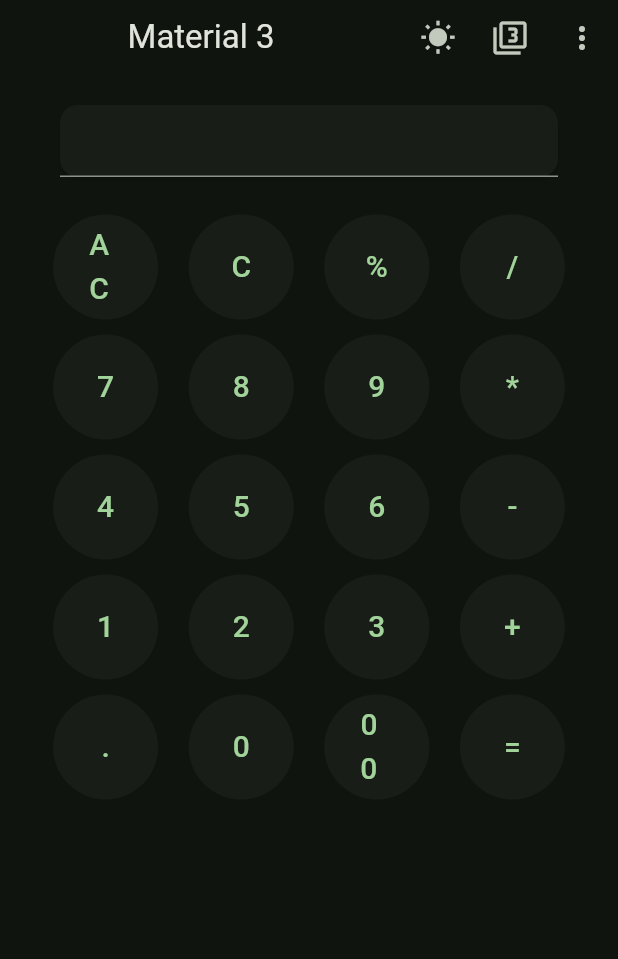
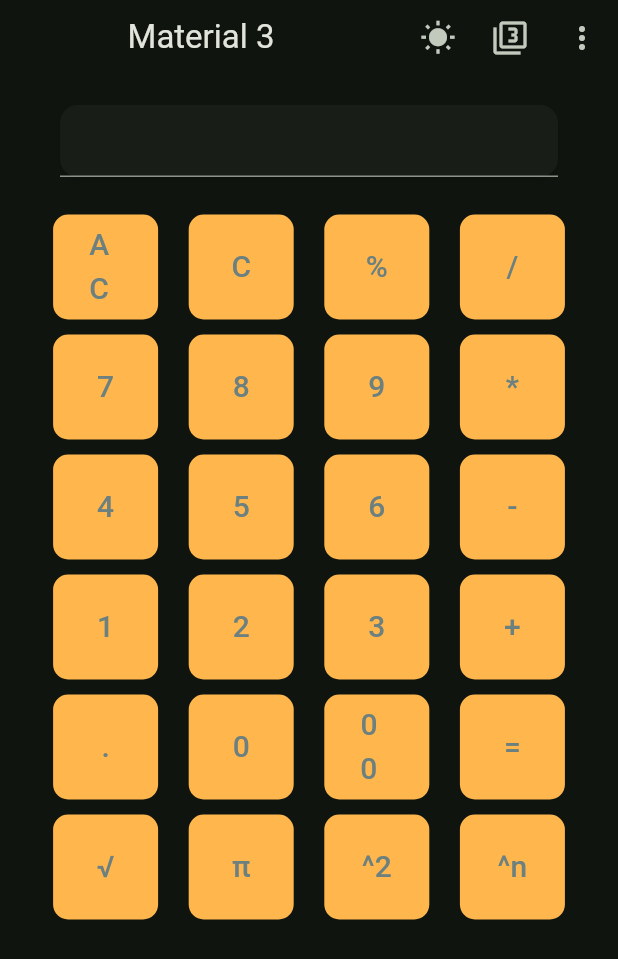
Before and after one commit to Jaqueline21623/Calculadora, a Flutter app: the screen it shows after launch, after a tap on the "wb sunny" icon, after a tap on the "filter 2" icon, on a phone screen of 412 x 824 dp. Shown: the top 959 px of the screen. Run offline on Flutter 3.47's test engine with Material 3 defaults, Android fonts, the phone set to English and light mode, and no system bars.

```diff
--- a/lib/comp/CalcButton.dart
+++ b/lib/comp/CalcButton.dart
@@ -1,38 +1,49 @@
 import 'package:flutter/material.dart';
+
 class CalcButton extends StatelessWidget {
   final String? text;
   final int fillColor;
   final int textColor;
   final double textSize;
   final Function? callback;
+
   const CalcButton({
     Key? key,
     this.text,
-    this.fillColor = 0xFFFFB74D,
-    this.textColor = 0xFF6C807F,
-    this.textSize = 20,
+    this.fillColor = 0xFFFFB74D,  // Color por defecto para el botón
+    this.textColor = 0xFF6C807F,  // Color por defecto del texto
+    this.textSize = 20,           // Tamaño de texto por defecto
     this.callback,
   }) : super(key: key);
+
   @override
   Widget build(BuildContext context) {
     return Container(
-        margin: EdgeInsets.all(5),
+      margin: const EdgeInsets.all(5),
       child: SizedBox(
-          width: 70,
-          height: 70,
+        width: 70,  // Ancho del botón
+        height: 70, // Alto del botón
         child: ElevatedButton(
           style: ElevatedButton.styleFrom(
+            backgroundColor: Color(fillColor), // Cambiar primary a backgroundColor
+            shape: RoundedRectangleBorder( // Bordes redondeados
+              borderRadius: BorderRadius.circular(10),
+            ),
           ).copyWith(elevation: ButtonStyleButton.allOrNull(0.0)),
           onPressed: () {
-              callback!(text);
+            if (callback != null) {
+              callback!(text);  // Llamada a la función asociada al botón
+            }
           },
           child: Text(
-              text!,
-              style: TextStyle(fontSize: 20),
+            text ?? '',  // Texto del botón
+            style: TextStyle(
+              fontSize: textSize,   // Tamaño de la fuente
+              color: Color(textColor), // Color del texto
+            ),
           ),
         ),
       ),
     );
   }
-
 }
--- a/lib/comp/CustomAppBar.dart
+++ b/lib/comp/CustomAppBar.dart
@@ -1,57 +1,79 @@
 import 'package:calc_upeu/theme/AppTheme.dart';
 import 'package:flutter/material.dart';
-class CustomAppBar extends StatefulWidget implements
-    PreferredSizeWidget {
-  CustomAppBar({ super.key,
-    required this.accionx
-  }) : preferredSize = Size.fromHeight(50.0);
-  Function accionx;
+
+class CustomAppBar extends StatefulWidget implements PreferredSizeWidget {
+  CustomAppBar({super.key, required this.accionx})
+      : preferredSize = const Size.fromHeight(50.0);
+
+  final Function accionx;
+
   @override
   final Size preferredSize;
+
   @override
   _CustomAppBarState createState() => _CustomAppBarState(accionx);
 }
-class _CustomAppBarState extends State<CustomAppBar>{
-  _CustomAppBarState( this.accionx );
-  Function accionx;
+
+class _CustomAppBarState extends State<CustomAppBar> {
+  _CustomAppBarState(this.accionx);
+
+  final Function accionx;
+  int coloS = 0; // Variable para almacenar el color seleccionado
+
   @override
   Widget build(BuildContext context) {
-    int coloS=0;
     return AppBar(
-      title: Center(child: AppTheme.useMaterial3 ? const Text("Material 3") : const Text("Material 2")),
+      title: Center(
+        child: AppTheme.useMaterial3
+            ? const Text("Material 3")
+            : const Text("Material 2"),
+      ),
       actions: [
+        // Botón para cambiar entre modo claro y oscuro
         IconButton(
-          icon: AppTheme.useLightMode? const Icon(Icons.wb_sunny_outlined): const Icon(Icons.wb_sunny),
-          onPressed: (){
+          icon: AppTheme.useLightMode
+              ? const Icon(Icons.wb_sunny_outlined)
+              : const Icon(Icons.wb_sunny),
+          onPressed: () {
             setState(() {
-              AppTheme.useLightMode = !AppTheme.useLightMode;
+              AppTheme.useLightMode = !AppTheme.useLightMode; // Toggle de modo
               AppTheme.themeData = ThemeData(
                 colorSchemeSeed: AppTheme.colorOptions[AppTheme.colorSelected],
                 useMaterial3: AppTheme.useMaterial3,
-                  brightness: AppTheme.useLightMode ? Brightness.light : Brightness.dark);
-              accionx();
+                brightness:
+                AppTheme.useLightMode ? Brightness.light : Brightness.dark,
+              );
+              accionx(); // Llama a la función pasada como callback
             });
           },
           tooltip: "Toggle brightness",
         ),
+        // Botón para cambiar entre Material 2 y Material 3
         IconButton(
-          icon: AppTheme.useMaterial3? const Icon(Icons.filter_3): const Icon(Icons.filter_2),
-          onPressed: (){
+          icon: AppTheme.useMaterial3
+              ? const Icon(Icons.filter_3)
+              : const Icon(Icons.filter_2),
+          onPressed: () {
             setState(() {
-              AppTheme.useMaterial3 = !AppTheme.useMaterial3;
+              AppTheme.useMaterial3 = !AppTheme.useMaterial3; // Cambia entre Material 2 y 3
               AppTheme.themeData = ThemeData(
                 colorSchemeSeed: AppTheme.colorOptions[AppTheme.colorSelected],
                 useMaterial3: AppTheme.useMaterial3,
-                  brightness: AppTheme.useLightMode ? Brightness.light : Brightness.dark);
+                brightness:
+                AppTheme.useLightMode ? Brightness.light : Brightness.dark,
+              );
+              accionx();
             });
-            accionx();
           },
-          tooltip: "Switch to Material ${AppTheme.useMaterial3 ? 2 : 3}",
+          tooltip:
+          "Switch to Material ${AppTheme.useMaterial3 ? 2 : 3}", // Tooltip dinámico
         ),
+        // Menú desplegable para seleccionar el color del tema
         PopupMenuButton(
           icon: const Icon(Icons.more_vert),
-          shape:
-          RoundedRectangleBorder(borderRadius: BorderRadius.circular(10)),
+          shape: RoundedRectangleBorder(
+            borderRadius: BorderRadius.circular(10),
+          ),
           itemBuilder: (context) {
             return List.generate(AppTheme.colorOptions.length, (index) {
               return PopupMenuItem(
@@ -61,30 +83,35 @@ class _CustomAppBarState extends State<CustomAppBar>{
                     Padding(
                       padding: const EdgeInsets.only(left: 10),
                       child: Icon(
-                        index == AppTheme.colorSelected? Icons.color_lens: Icons.color_lens_outlined,
+                        index == AppTheme.colorSelected
+                            ? Icons.color_lens
+                            : Icons.color_lens_outlined,
                         color: AppTheme.colorOptions[index],
                       ),
                     ),
                     Padding(
                       padding: const EdgeInsets.only(left: 20),
-                        child: Text(AppTheme.colorText[index]))
+                      child: Text(AppTheme.colorText[index]),
+                    ),
                   ],
                 ),
-                onTap: (){
-                  coloS=index;
-                  AppTheme.colorSelected=coloS;
+                onTap: () {
+                  coloS = index; // Almacena el color seleccionado
+                  AppTheme.colorSelected = coloS;
                 },
               );
             });
           },
-          onSelected: (valor){
+          onSelected: (valor) {
             setState(() {
               AppTheme.themeData = ThemeData(
                 colorSchemeSeed: AppTheme.colorOptions[coloS],
                 useMaterial3: AppTheme.useMaterial3,
-                  brightness: AppTheme.useLightMode ? Brightness.light : Brightness.dark);
+                brightness:
+                AppTheme.useLightMode ? Brightness.light : Brightness.dark,
+              );
+              accionx();
             });
-            accionx();
           },
         ),
       ],
--- a/lib/main.dart
+++ b/lib/main.dart
@@ -1,31 +1,35 @@
-
 import 'package:calc_upeu/comp/CalcButton.dart';
 import 'package:calc_upeu/comp/CustomAppBar.dart';
 import 'package:calc_upeu/theme/AppTheme.dart';
 import 'package:flutter/material.dart';
+import 'dart:math'; // Para usar sqrt y pi
 
 void main() {
   runApp(const CalcApp());
 }
 
 class CalcApp extends StatefulWidget {
-  const CalcApp({super.key}) ;
+  const CalcApp({super.key});
   @override
   CalcAppState createState() => CalcAppState();
 }
+
 class CalcAppState extends State<CalcApp> {
   String valorAnt = '';
   String operador = '';
   TextEditingController _controller = new TextEditingController();
+
   void numClick(String text) {
     setState(() => _controller.text += text);
     print(_controller);
   }
+
   void clear(String text) {
     setState(() {
       _controller.text = '';
     });
   }
+
   void opeClick(String text) {
     setState(() {
       valorAnt = _controller.text;
@@ -33,11 +37,13 @@ class CalcAppState extends State<CalcApp> {
       _controller.text = '';
     });
   }
-  void accion(){
+
+  void accion() {
     setState(() {
       print("");
     });
   }
+
   void resultOperacion(String text) {
     setState(() {
       switch (operador) {
@@ -64,16 +70,62 @@ class CalcAppState extends State<CalcApp> {
       }
     });
   }
+
+  void sqrtClick(String text) {
+    setState(() {
+      _controller.text = (sqrt(double.parse(_controller.text))).toString();
+    });
+  }
+
+  void piClick(String text) {
+    setState(() {
+      _controller.text = pi.toString();
+    });
+  }
+
+  void squareClick(String text) {
+    setState(() {
+      _controller.text =
+          (double.parse(_controller.text) * double.parse(_controller.text))
+              .toString();
+    });
+  }
+
+  void powClick(String text) {
+    setState(() {
+      valorAnt = _controller.text;
+      operador = '^';
+      _controller.text = '';
+    });
+  }
+
+  void calculatePow(String text) {
+    setState(() {
+      _controller.text = pow(double.parse(valorAnt), double.parse(_controller.text)).toString();
+    });
+  }
+
   @override
   Widget build(BuildContext context) {
-    List<List> labelList = [["AC","C","%","/"], ["7","8","9","*"],["4","5","6","-"],["1","2","3","+"],[".","0","00","="]];
-    List<List> funx=[[clear,clear, opeClick,opeClick ],
-      [numClick,numClick, numClick,opeClick ],
-      [numClick,numClick, numClick,opeClick ],
-      [numClick,numClick, numClick,opeClick ],
-      [numClick,numClick, numClick,resultOperacion ]];
+    List<List> labelList = [
+      ["AC", "C", "%", "/"],
+      ["7", "8", "9", "*"],
+      ["4", "5", "6", "-"],
+      ["1", "2", "3", "+"],
+      [".", "0", "00", "="],
+      ["√", "π", "^2", "^n"]
+    ];
 
-    AppTheme.colorX=Colors.blue;
+    List<List> funx = [
+      [clear, clear, opeClick, opeClick],
+      [numClick, numClick, numClick, opeClick],
+      [numClick, numClick, numClick, opeClick],
+      [numClick, numClick, numClick, opeClick],
+      [numClick, numClick, numClick, resultOperacion],
+      [sqrtClick, piClick, squareClick, powClick]
+    ];
+
+    AppTheme.colorX = Colors.blue;
     return MaterialApp(
       debugShowCheckedModeBanner: false,
       title: 'Calculator',
@@ -87,32 +139,23 @@ class CalcAppState extends State<CalcApp> {
             mainAxisAlignment: MainAxisAlignment.center,
             children: <Widget>[
               Card(
-/*color:
-Theme.of(context).colorScheme.surfaceVariant,*/
                 margin: EdgeInsets.fromLTRB(20, 0, 20, 0),
                 child: TextField(
                   textAlign: TextAlign.end,
                   controller: _controller,
                 ),
               ),
-//aqui codigo
               SizedBox(height: 20),
-              ...List.generate(labelList.length, (index) =>
-                  Row(
+              ...List.generate(labelList.length, (index) => Row(
                 mainAxisAlignment: MainAxisAlignment.spaceEvenly,
                 crossAxisAlignment: CrossAxisAlignment.center,
                 children: [
-                      ...List.generate(
-                        labelList[index].length,
-                            (indexx) => CalcButton(
+                  ...List.generate(labelList[index].length, (indexx) => CalcButton(
                     text: labelList[index][indexx],
                     callback: funx[index][indexx] as Function,
-                        ),
-                      ),
+                  )),
                 ],
-                  )
-              )
-
+              ))
             ],
           ),
         ),
--- a/lib/theme/AppTheme.dart
+++ b/lib/theme/AppTheme.dart
@@ -1,30 +1,50 @@
 import 'package:flutter/material.dart';
+
 class AppTheme {
+  // Definición de un color personalizado
   static Color colorX = Color(0xff99ff05);
+
+  // Lista de opciones de colores para el tema de la app
   static List<Color> colorOptions = [
-    Colors.purple,
-    Colors.green,
-    Colors.teal,
-    Colors.yellow,
-    Colors.orange,
-    Colors.pink,
-    colorX
+    Colors.purple,  // Opción de color púrpura
+    Colors.green,   // Opción de color verde
+    Colors.teal,    // Opción de color teal
+    Colors.yellow,  // Opción de color amarillo
+    Colors.orange,  // Opción de color naranja
+    Colors.pink,    // Opción de color rosa
+    colorX         // Opción de color personalizado
   ];
+
+  // Constructor privado para evitar la creación de instancias de esta clase
   AppTheme._();
+
+  // Lista de nombres de colores que corresponden a las opciones anteriores
   static List<String> colorText = <String>[
-    "Purple",
-    "Green",
-    "Teal",
-    "Yellow",
-    "Orange",
-    "Pink",
-    "Personalizado",
+    "Purple",      // Nombre para púrpura
+    "Green",       // Nombre para verde
+    "Teal",        // Nombre para teal
+    "Yellow",      // Nombre para amarillo
+    "Orange",      // Nombre para naranja
+    "Pink",        // Nombre para rosa
+    "Personalizado", // Nombre para el color personalizado
   ];
+
+  // Variable para alternar entre Material Design 2 y 3
   static bool useMaterial3 = false;
+
+  // Variable para alternar entre modo claro y oscuro
   static bool useLightMode = true;
-  static int colorSelected = 1;
+
+  // Índice para el color seleccionado en la lista de colores
+  static int colorSelected = 1; // Por defecto es verde (índice 1)
+
+  // Tema actual de la aplicación, que se ajusta dinámicamente según las opciones
   static ThemeData themeData = ThemeData(
-      colorSchemeSeed: AppTheme.colorOptions[AppTheme.colorSelected],
-      useMaterial3: AppTheme.useMaterial3,
-      brightness: AppTheme.useLightMode ? Brightness.light : Brightness.dark);
-}//Comentar
+    // Color base de la app, basado en la lista de colores y el color seleccionado
+    colorSchemeSeed: AppTheme.colorOptions[AppTheme.colorSelected],
+    // Uso de Material Design 3 o no
+    useMaterial3: AppTheme.useMaterial3,
+    // Modo de brillo (claro u oscuro)
+    brightness: AppTheme.useLightMode ? Brightness.light : Brightness.dark,
+  );
+}
```
Lines whose indentation alone changed are shown as unchanged.
